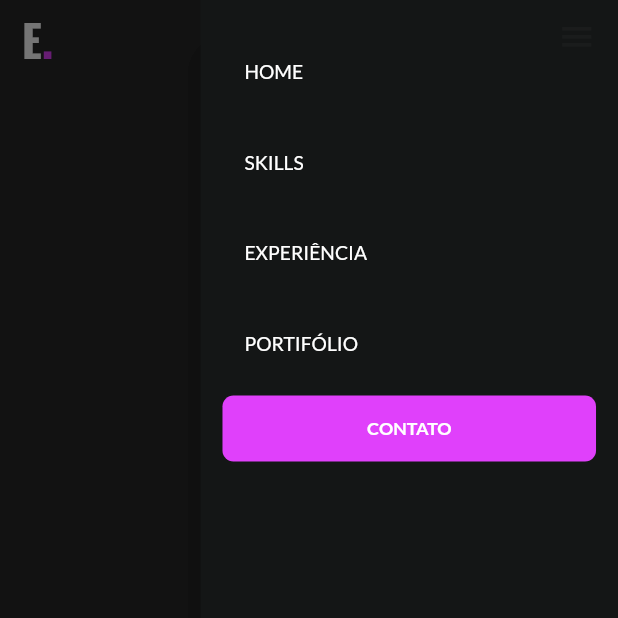
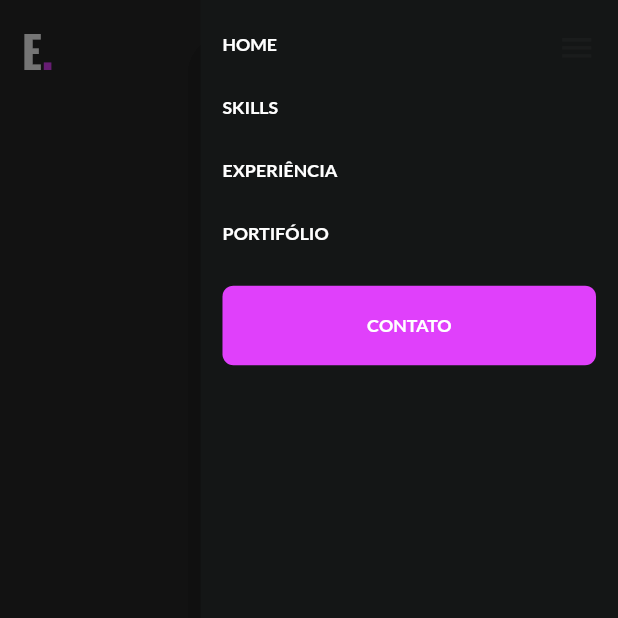
Before and after one commit to oElberte/elberte.com, a Flutter app: the screen it shows after launch, with the side drawer open, on a phone screen of 412 x 824 dp, the top half of it. Run offline on Flutter 3.47's test engine with Material 2 defaults, Android fonts, the phone set to English and light mode, and no system bars; our stand-ins replace google_fonts, responsive_framework.

Commit message:
refactor duplicated code

```diff
--- /dev/null
+++ b/lib/pages/components/components.dart
@@ -0,0 +1,6 @@
+export './header.dart';
+export './header_item_button.dart';
+export './header_item_text.dart';
+export './header_logo.dart';
+export './header_row.dart';
+export 'drawer_button.dart';
--- /dev/null
+++ b/lib/pages/components/drawer_button.dart
@@ -0,0 +1,22 @@
+import 'package:flutter/material.dart';
+
+import '../../utils/globals.dart';
+
+class DrawerButton extends StatelessWidget {
+  const DrawerButton({
+    Key? key,
+  }) : super(key: key);
+
+  @override
+  Widget build(BuildContext context) {
+    return GestureDetector(
+      //Open drawer with global key
+      onTap: () => Globals.scaffoldKey.currentState!.openEndDrawer(),
+      child: const Icon(
+        Icons.menu,
+        color: Colors.white,
+        size: 28,
+      ),
+    );
+  }
+}
--- a/lib/pages/components/header.dart
+++ b/lib/pages/components/header.dart
@@ -1,135 +1,7 @@
-import 'package:elberte_com/utils/constants.dart';
-import 'package:elberte_com/utils/globals.dart';
 import 'package:elberte_com/utils/screen_helper.dart';
 import 'package:flutter/material.dart';
-import 'package:google_fonts/google_fonts.dart';
-import 'package:responsive_framework/responsive_framework.dart';
 
-import '../../models/header_item.dart';
-
-List<HeaderItem> headerItems = [
-  HeaderItem(
-    title: "HOME",
-    onTap: () {},
-  ),
-  HeaderItem(
-    title: "SKILLS",
-    onTap: () {},
-  ),
-  HeaderItem(
-    title: "EXPERIÊNCIA",
-    onTap: () {},
-  ),
-  HeaderItem(
-    title: "PORTIFÓLIO",
-    onTap: () {},
-  ),
-  HeaderItem(
-    title: "CONTATO",
-    onTap: () {},
-    isButton: true,
-  ),
-];
-
-class HeaderLogo extends StatelessWidget {
-  const HeaderLogo({super.key});
-
-  @override
-  Widget build(BuildContext context) {
-    return SizedBox(
-      child: MouseRegion(
-        cursor: SystemMouseCursors.click,
-        child: GestureDetector(
-          onTap: () {},
-          child: RichText(
-            text: TextSpan(
-              children: [
-                TextSpan(
-                  text: "E",
-                  style: GoogleFonts.oswald(
-                    color: Colors.white,
-                    fontSize: 32,
-                    fontWeight: FontWeight.bold,
-                  ),
-                ),
-                TextSpan(
-                  text: ".",
-                  style: GoogleFonts.oswald(
-                    color: kPrimaryColor,
-                    fontSize: 36,
-                    fontWeight: FontWeight.bold,
-                  ),
-                ),
-              ],
-            ),
-          ),
-        ),
-      ),
-    );
-  }
-}
-
-class HeaderRow extends StatelessWidget {
-  const HeaderRow({super.key});
-
-  @override
-  Widget build(BuildContext context) {
-    return ResponsiveVisibility(
-      visible: false,
-      visibleWhen: const [
-        Condition.largerThan(name: MOBILE),
-      ],
-      child: Row(
-        children: headerItems
-            .map(
-              (item) => item.isButton
-                  ? MouseRegion(
-                      cursor: SystemMouseCursors.click,
-                      child: Container(
-                        decoration: BoxDecoration(
-                          color: kPrimaryColor,
-                          borderRadius: BorderRadius.circular(8),
-                        ),
-                        padding: const EdgeInsets.symmetric(
-                          horizontal: 20,
-                          vertical: 5,
-                        ),
-                        child: TextButton(
-                          onPressed: item.onTap,
-                          child: Text(
-                            item.title,
-                            style: const TextStyle(
-                              color: Colors.white,
-                              fontSize: 13,
-                              fontWeight: FontWeight.bold,
-                            ),
-                          ),
-                        ),
-                      ),
-                    )
-                  : MouseRegion(
-                      cursor: SystemMouseCursors.click,
-                      child: Container(
-                        margin: const EdgeInsets.only(right: 30),
-                        child: GestureDetector(
-                          onTap: item.onTap,
-                          child: Text(
-                            item.title,
-                            style: const TextStyle(
-                              color: Colors.white,
-                              fontSize: 13,
-                              fontWeight: FontWeight.bold,
-                            ),
-                          ),
-                        ),
-                      ),
-                    ),
-            )
-            .toList(),
-      ),
-    );
-  }
-}
+import 'components.dart';
 
 class Header extends StatelessWidget {
   const Header({super.key});
@@ -138,44 +10,16 @@ class Header extends StatelessWidget {
   Widget build(BuildContext context) {
     return SizedBox(
       child: ScreenHelper(
-        desktop: Padding(
-          padding: const EdgeInsets.symmetric(vertical: 8),
-          child: buildHeader(),
-        ),
+        desktop: buildHeader(),
         tablet: buildHeader(),
         mobile: buildMobileHeader(),
       ),
     );
   }
 
-  Widget buildMobileHeader() {
-    return SafeArea(
-      child: Padding(
-        padding: const EdgeInsets.symmetric(horizontal: 16),
-        child: Row(
-          mainAxisAlignment: MainAxisAlignment.spaceBetween,
-          children: [
-            const HeaderLogo(),
-            GestureDetector(
-              onTap: () {
-                //Open drawer with global key
-                Globals.scaffoldKey.currentState!.openEndDrawer();
-              },
-              child: const Icon(
-                Icons.menu,
-                color: Colors.white,
-                size: 28,
-              ),
-            ),
-          ],
-        ),
-      ),
-    );
-  }
-
   Widget buildHeader() {
     return Container(
-      padding: const EdgeInsets.symmetric(horizontal: 16),
+      padding: const EdgeInsets.symmetric(horizontal: 16, vertical: 8),
       child: Row(
         mainAxisAlignment: MainAxisAlignment.spaceBetween,
         children: const [
@@ -185,4 +29,19 @@ class Header extends StatelessWidget {
       ),
     );
   }
+
+  Widget buildMobileHeader() {
+    return SafeArea(
+      child: Padding(
+        padding: const EdgeInsets.symmetric(horizontal: 16, vertical: 8),
+        child: Row(
+          mainAxisAlignment: MainAxisAlignment.spaceBetween,
+          children: const [
+            HeaderLogo(),
+            DrawerButton(),
+          ],
+        ),
+      ),
+    );
+  }
 }
--- /dev/null
+++ b/lib/pages/components/header_item_button.dart
@@ -0,0 +1,41 @@
+import 'package:flutter/material.dart';
+
+import '../../models/header_item.dart';
+import '../../utils/constants.dart';
+
+class HeaderItemButton extends StatelessWidget {
+  final HeaderItem item;
+
+  const HeaderItemButton(
+    this.item, {
+    Key? key,
+  }) : super(key: key);
+
+  @override
+  Widget build(BuildContext context) {
+    return MouseRegion(
+      cursor: SystemMouseCursors.click,
+      child: Container(
+        decoration: BoxDecoration(
+          color: kPrimaryColor,
+          borderRadius: BorderRadius.circular(8),
+        ),
+        padding: const EdgeInsets.symmetric(
+          horizontal: 20,
+          vertical: 5,
+        ),
+        child: TextButton(
+          onPressed: item.onTap,
+          child: Text(
+            item.title,
+            style: const TextStyle(
+              color: Colors.white,
+              fontSize: 13,
+              fontWeight: FontWeight.bold,
+            ),
+          ),
+        ),
+      ),
+    );
+  }
+}
--- /dev/null
+++ b/lib/pages/components/header_item_text.dart
@@ -0,0 +1,33 @@
+import 'package:flutter/material.dart';
+
+import '../../models/header_item.dart';
+
+class HeaderItemText extends StatelessWidget {
+  final HeaderItem item;
+
+  const HeaderItemText(
+    this.item, {
+    Key? key,
+  }) : super(key: key);
+
+  @override
+  Widget build(BuildContext context) {
+    return MouseRegion(
+      cursor: SystemMouseCursors.click,
+      child: Container(
+        margin: const EdgeInsets.only(right: 30),
+        child: GestureDetector(
+          onTap: item.onTap,
+          child: Text(
+            item.title,
+            style: const TextStyle(
+              color: Colors.white,
+              fontSize: 13,
+              fontWeight: FontWeight.bold,
+            ),
+          ),
+        ),
+      ),
+    );
+  }
+}
--- /dev/null
+++ b/lib/pages/components/header_logo.dart
@@ -0,0 +1,42 @@
+import 'package:flutter/material.dart';
+import 'package:google_fonts/google_fonts.dart';
+
+import '../../utils/constants.dart';
+
+class HeaderLogo extends StatelessWidget {
+  const HeaderLogo({super.key});
+
+  @override
+  Widget build(BuildContext context) {
+    return SizedBox(
+      child: MouseRegion(
+        cursor: SystemMouseCursors.click,
+        child: GestureDetector(
+          onTap: () {},
+          child: RichText(
+            text: TextSpan(
+              children: [
+                TextSpan(
+                  text: "E",
+                  style: GoogleFonts.oswald(
+                    color: Colors.white,
+                    fontSize: 32,
+                    fontWeight: FontWeight.bold,
+                  ),
+                ),
+                TextSpan(
+                  text: ".",
+                  style: GoogleFonts.oswald(
+                    color: kPrimaryColor,
+                    fontSize: 36,
+                    fontWeight: FontWeight.bold,
+                  ),
+                ),
+              ],
+            ),
+          ),
+        ),
+      ),
+    );
+  }
+}
--- /dev/null
+++ b/lib/pages/components/header_row.dart
@@ -0,0 +1,27 @@
+import 'package:elberte_com/pages/components/components.dart';
+import 'package:flutter/material.dart';
+import 'package:responsive_framework/responsive_framework.dart';
+
+import '../../utils/header_items.dart';
+
+class HeaderRow extends StatelessWidget {
+  const HeaderRow({super.key});
+
+  @override
+  Widget build(BuildContext context) {
+    return ResponsiveVisibility(
+      visible: false,
+      visibleWhen: const [
+        Condition.largerThan(name: MOBILE),
+      ],
+      child: Row(
+        children: headerItems
+            .map(
+              (item) =>
+                  item.isButton ? HeaderItemButton(item) : HeaderItemText(item),
+            )
+            .toList(),
+      ),
+    );
+  }
+}
--- /dev/null
+++ b/lib/pages/home/components/components.dart
@@ -0,0 +1 @@
+export './mobile_drawer.dart';
--- /dev/null
+++ b/lib/pages/home/components/mobile_drawer.dart
@@ -0,0 +1,33 @@
+import 'package:flutter/material.dart';
+
+import '../../../models/header_item.dart';
+import '../../components/components.dart';
+
+class MobileDrawer extends StatelessWidget {
+  final List<HeaderItem> headerItems;
+
+  const MobileDrawer(
+    this.headerItems, {
+    Key? key,
+  }) : super(key: key);
+
+  @override
+  Widget build(BuildContext context) {
+    return SafeArea(
+      child: Padding(
+        padding: const EdgeInsets.symmetric(horizontal: 16, vertical: 24),
+        child: ListView.separated(
+          itemBuilder: (BuildContext context, int index) {
+            return headerItems[index].isButton
+                ? HeaderItemButton(headerItems[index])
+                : HeaderItemText(headerItems[index]);
+          },
+          separatorBuilder: (BuildContext context, int index) {
+            return const SizedBox(height: 30);
+          },
+          itemCount: headerItems.length,
+        ),
+      ),
+    );
+  }
+}
--- a/lib/pages/home/home.dart
+++ b/lib/pages/home/home.dart
@@ -1,8 +1,9 @@
-import 'package:elberte_com/utils/constants.dart';
 import 'package:elberte_com/utils/globals.dart';
 import 'package:flutter/material.dart';
 
-import '../components/header.dart';
+import '../../utils/header_items.dart';
+import '../components/components.dart';
+import 'components/components.dart';
 
 class Home extends StatelessWidget {
   const Home({super.key});
@@ -12,47 +13,7 @@ class Home extends StatelessWidget {
     return Scaffold(
       key: Globals.scaffoldKey,
       endDrawer: Drawer(
-        child: SafeArea(
-          child: Padding(
-            padding: const EdgeInsets.symmetric(horizontal: 16, vertical: 24),
-            child: ListView.separated(
-              itemBuilder: (BuildContext context, int index) {
-                return headerItems[index].isButton
-                    ? MouseRegion(
-                        cursor: SystemMouseCursors.click,
-                        child: Container(
-                          decoration: BoxDecoration(
-                            color: kPrimaryColor,
-                            borderRadius: BorderRadius.circular(8),
-                          ),
-                          padding: const EdgeInsets.symmetric(horizontal: 28),
-                          child: TextButton(
-                            onPressed: headerItems[index].onTap,
-                            child: Text(
-                              headerItems[index].title,
-                              style: const TextStyle(
-                                color: Colors.white,
-                                fontSize: 13,
-                                fontWeight: FontWeight.bold,
-                              ),
-                            ),
-                          ),
-                        ),
-                      )
-                    : ListTile(
-                        title: Text(
-                          headerItems[index].title,
-                          style: const TextStyle(color: Colors.white),
-                        ),
-                      );
-              },
-              separatorBuilder: (BuildContext context, int index) {
-                return const SizedBox(height: 10);
-              },
-              itemCount: headerItems.length,
-            ),
-          ),
-        ),
+        child: MobileDrawer(headerItems),
       ),
       body: SizedBox(
         child: SingleChildScrollView(
--- /dev/null
+++ b/lib/utils/header_items.dart
@@ -0,0 +1,26 @@
+import '../models/header_item.dart';
+
+//TODO: Implement onTap on items
+List<HeaderItem> headerItems = [
+  HeaderItem(
+    title: "HOME",
+    onTap: () {},
+  ),
+  HeaderItem(
+    title: "SKILLS",
+    onTap: () {},
+  ),
+  HeaderItem(
+    title: "EXPERIÊNCIA",
+    onTap: () {},
+  ),
+  HeaderItem(
+    title: "PORTIFÓLIO",
+    onTap: () {},
+  ),
+  HeaderItem(
+    title: "CONTATO",
+    onTap: () {},
+    isButton: true,
+  ),
+];
```
